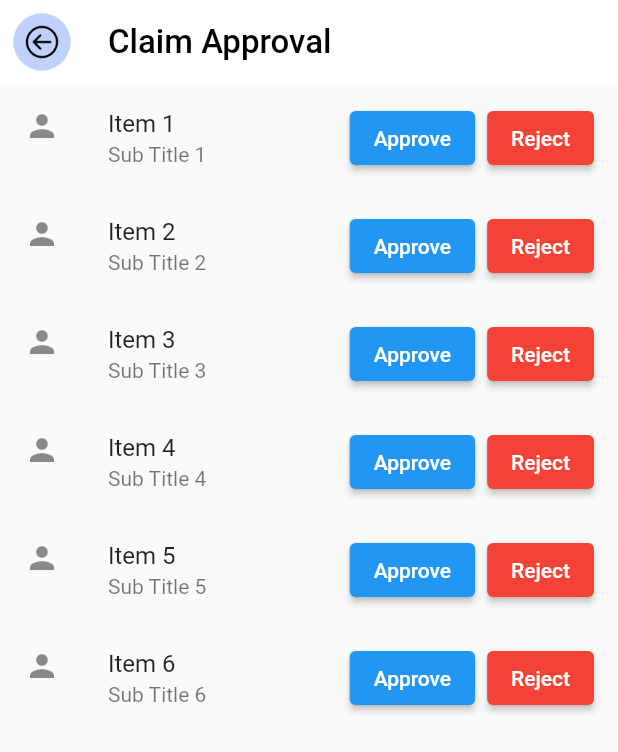
After one commit to funky-dev99/Attendance-System, a Flutter app: the ClaimApp screen opened directly, on a phone screen of 412 x 824 dp. The commit adds this screen. Shown: the top 752 px of the screen. Run offline on Flutter 3.47's test engine with Material 2 defaults, Android fonts, the phone set to English and light mode, and no system bars; missing offline and left inert: qr_code_scanner.

Commit message:
Claim Approval Page

```diff
--- /dev/null
+++ b/attendance_system/lib/pages/claim_page.dart
@@ -0,0 +1,118 @@
+import 'package:flutter/material.dart';
+
+import 'home_page.dart';
+
+
+
+class ListItem {
+  final String title;
+  final String subTitle;
+  final String description;
+
+  ListItem({ this.title,  this.subTitle,  this.description});
+}
+
+
+class ClaimApp extends StatelessWidget {
+
+
+
+
+   ClaimApp({Key key}) : super(key: key);
+
+   final List<ListItem> items2 = [
+     ListItem(
+       title: 'Item 1',
+       subTitle: 'Sub Title 1',
+       description: 'Description 1',
+     ),
+     ListItem(
+       title: 'Item 2',
+       subTitle: 'Sub Title 2',
+       description: 'Description 2',
+     ),
+     ListItem(
+       title: 'Item 3',
+       subTitle: 'Sub Title 3',
+       description: 'Description 3',
+     ),
+     ListItem(
+       title: 'Item 4',
+       subTitle: 'Sub Title 4',
+       description: 'Description 4',
+     ),
+     ListItem(
+       title: 'Item 5',
+       subTitle: 'Sub Title 5',
+       description: 'Description 5',
+     ),
+     ListItem(
+       title: 'Item 6',
+       subTitle: 'Sub Title 6',
+       description: 'Description 6',
+     ),
+   ];
+
+
+   @override
+  Widget build(BuildContext context) {
+    return Scaffold(
+
+      appBar: AppBar(
+        elevation: 0,
+        backgroundColor: Colors.white,
+        title: const Text(
+          "Claim Approval",
+          style: TextStyle(color: Colors.black, fontSize: 22),
+        ),
+        leading: IconButton(
+          icon: Image.asset("images/back.png"),
+          onPressed: () {
+            Navigator.push(context,
+                MaterialPageRoute(builder: (context) => HomePage()));
+          },
+        ),
+
+      ),
+
+      body: ListView.builder(
+        itemCount: items2.length,
+        itemBuilder: (context, index) {
+          return ListTile(
+            leading: Icon(Icons.person),
+            title: Text(items2[index].title),
+            subtitle: Text(items2[index].subTitle),
+            trailing: Row(
+              mainAxisSize: MainAxisSize.min,
+              children: [
+                ElevatedButton(
+                  onPressed: () {
+                    // Perform approve action
+                    print('Approve button pressed');
+                  },
+                  child: Text('Approve'),
+                ),
+                SizedBox(width: 8.0),
+                ElevatedButton(
+                  onPressed: () {
+                    // Perform reject action
+                    print('Reject button pressed');
+                  },
+                  style: ButtonStyle(
+                    backgroundColor: MaterialStateProperty.all<Color>(Colors.red),
+                  ),
+                  child: Text('Reject'),
+                ),
+
+              ],
+            ),
+            onTap: () {
+              // Handle item tap
+              print('Item $index tapped');
+            },
+          );
+        },
+      ),
+    );
+  }
+}
--- a/attendance_system/lib/pages/home_page.dart
+++ b/attendance_system/lib/pages/home_page.dart
@@ -3,6 +3,7 @@ import 'package:attendance_system/pages/qr_code.dart';
 import 'package:flutter/material.dart';
 
 import '../Methods/methods.dart';
+import 'claim_page.dart';
 import 'login.dart';
 
 class HomePage extends StatelessWidget {
@@ -64,8 +65,8 @@ class HomePage extends StatelessWidget {
               Expanded(
                 child: MaterialButton(
                   onPressed: (){
-                    // Navigator.push(
-                    //     context, MaterialPageRoute(builder: (context) => ClaimPage()));
+                    Navigator.push(
+                        context, MaterialPageRoute(builder: (context) => ClaimApp()));
                   },
                   child: Image.asset('images/claimapp.png'),
                 ),
```
